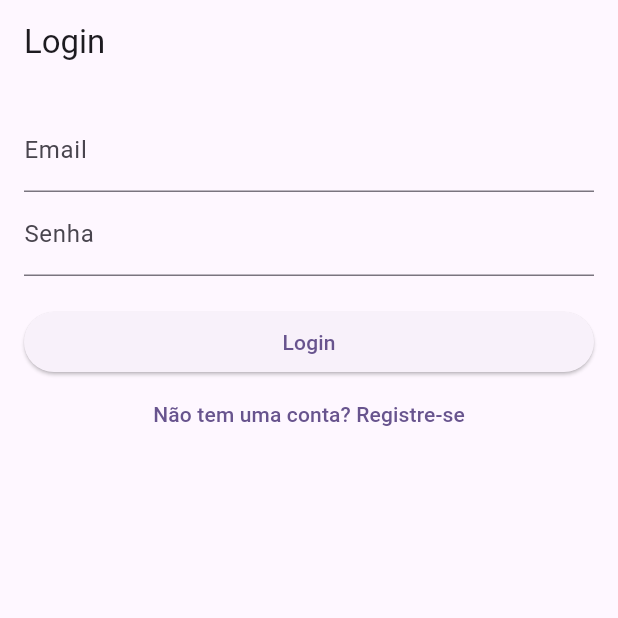
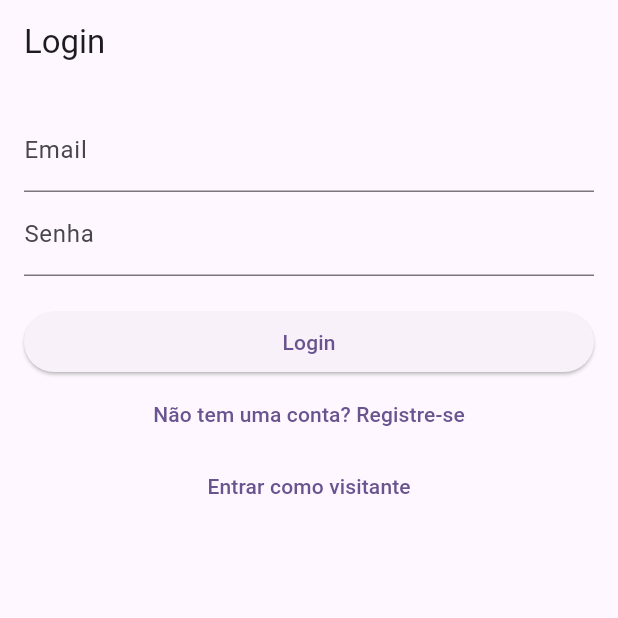
Before and after one commit to EduardoGhost/flutterForm, a Flutter app: the screen it shows after launch, on a phone screen of 412 x 824 dp, the top half of it. Run offline on Flutter 3.47's test engine with Material 2 defaults, Android fonts, the phone set to English and light mode, and no system bars; our stand-ins replace sqflite; accounts and stored records are empty.

Commit message:
FEAT: add Entrar como visitante

```diff
--- a/lib/view/LoginScreen.dart
+++ b/lib/view/LoginScreen.dart
@@ -104,6 +104,13 @@ class _LoginScreenState extends State<LoginScreen> {
                 },
                 child: Text('Não tem uma conta? Registre-se'),
               ),
+              TextButton(
+                //ir para formulario
+                onPressed: () {
+                  Navigator.of(context).pushNamed('/');
+                },
+                child: Text('Entrar como visitante'),
+              ),
             ],
           ),
         ),
```
